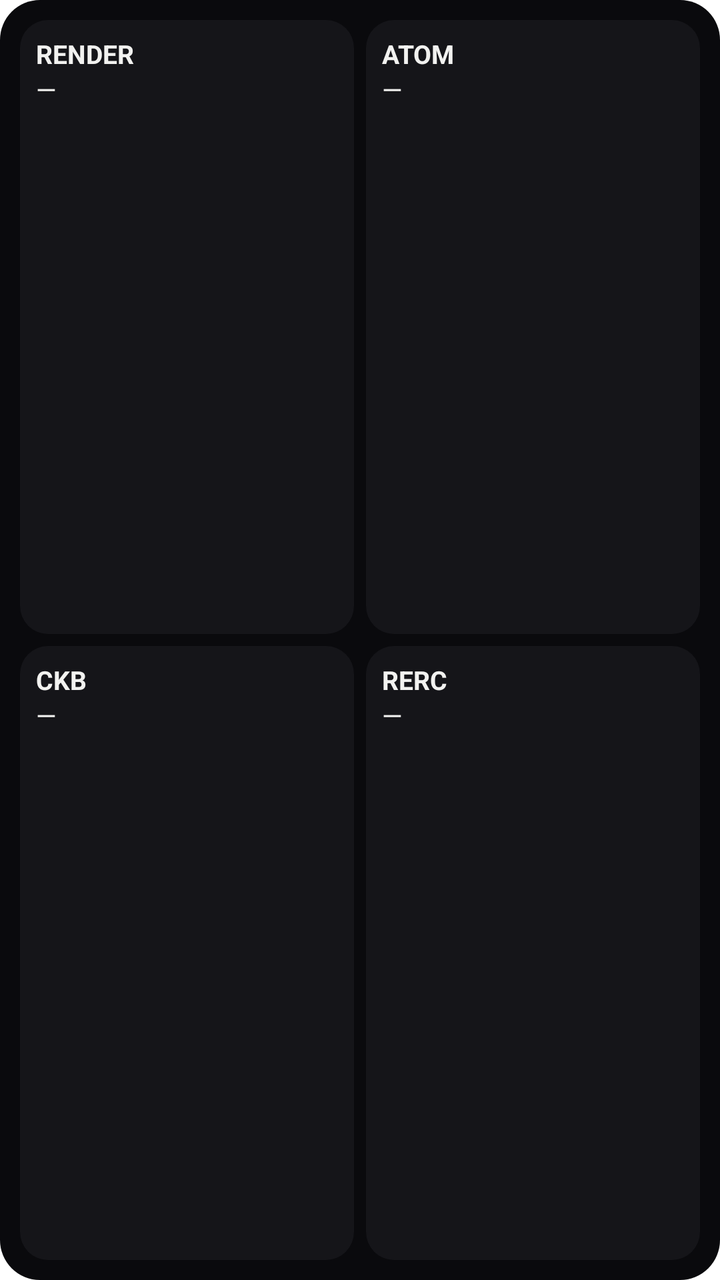
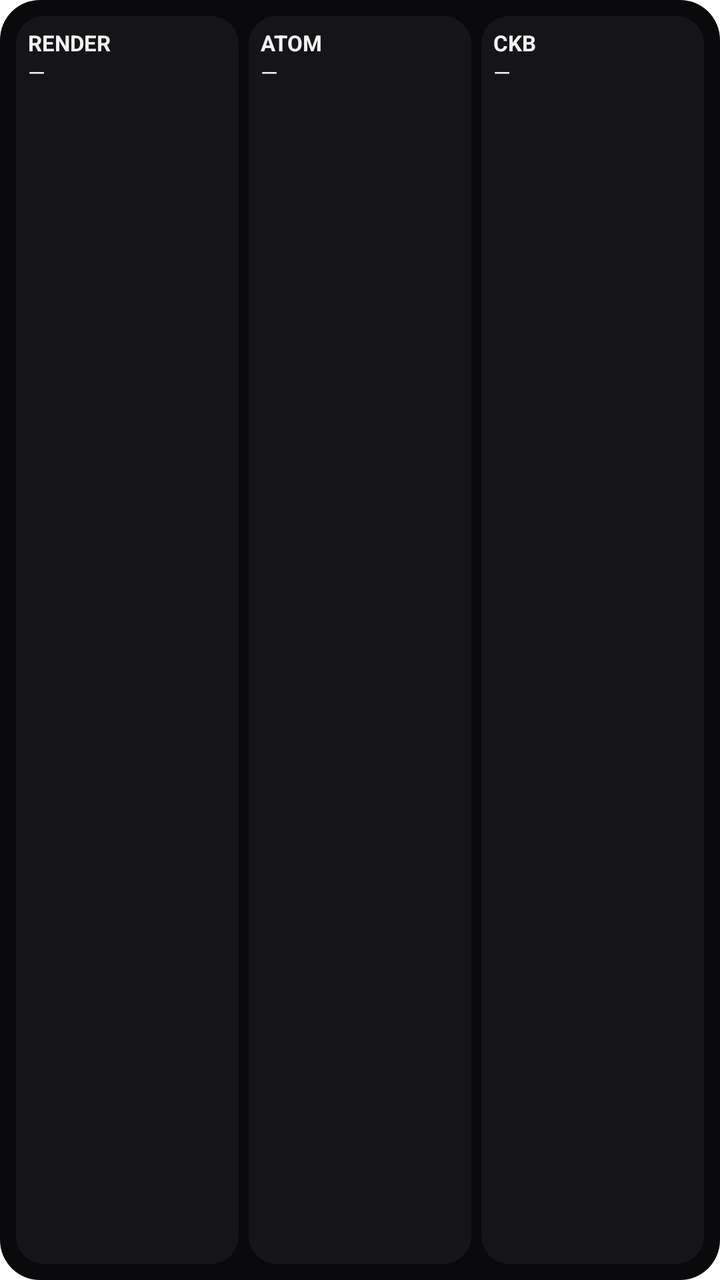

An Android layout rendered at two revisions. The XML below is the earlier revision; the diff shows what the commit changed to produce the second picture.
<!-- AndroidManifest.xml: fallback theme Theme.MaterialComponents.DayNight.NoActionBar -->
<!-- res/layout/crypto_widget.xml -->
<?xml version="1.0" encoding="utf-8"?>
<LinearLayout xmlns:android="http://schemas.android.com/apk/res/android"
    android:id="@+id/widget_root"
    android:layout_width="match_parent"
    android:layout_height="match_parent"
    android:orientation="vertical"
    android:background="@drawable/widget_bg"
    android:padding="10dp">

    <LinearLayout
        android:layout_width="match_parent"
        android:layout_height="0dp"
        android:layout_weight="1"
        android:orientation="horizontal">

        <LinearLayout
            android:layout_width="0dp"
            android:layout_height="match_parent"
            android:layout_weight="1"
            android:layout_marginEnd="6dp"
            android:orientation="vertical"
            android:background="@drawable/cell_bg"
            android:padding="8dp">
            <TextView
                android:layout_width="wrap_content"
                android:layout_height="wrap_content"
                android:text="RENDER"
                android:textColor="#F2F2F0"
                android:textStyle="bold"
                android:textSize="13sp" />
            <TextView
                android:id="@+id/price_render"
                android:layout_width="wrap_content"
                android:layout_height="wrap_content"
                android:text="—"
                android:textColor="#F2F2F0"
                android:textSize="13sp" />
            <TextView
                android:id="@+id/chg_render"
                android:layout_width="wrap_content"
                android:layout_height="wrap_content"
                android:text=""
                android:textSize="12sp" />
            <ImageView
                android:id="@+id/spark_render"
                android:layout_width="match_parent"
                android:layout_height="0dp"
                android:layout_weight="1"
                android:layout_marginTop="4dp"
                android:scaleType="fitXY" />
        </LinearLayout>

        <LinearLayout
            android:layout_width="0dp"
            android:layout_height="match_parent"
            android:layout_weight="1"
            android:orientation="vertical"
            android:background="@drawable/cell_bg"
            android:padding="8dp">
            <TextView
                android:layout_width="wrap_content"
                android:layout_height="wrap_content"
                android:text="ATOM"
                android:textColor="#F2F2F0"
                android:textStyle="bold"
                android:textSize="13sp" />
            <TextView
                android:id="@+id/price_atom"
                android:layout_width="wrap_content"
                android:layout_height="wrap_content"
                android:text="—"
                android:textColor="#F2F2F0"
                android:textSize="13sp" />
            <TextView
                android:id="@+id/chg_atom"
                android:layout_width="wrap_content"
                android:layout_height="wrap_content"
                android:text=""
                android:textSize="12sp" />
            <ImageView
                android:id="@+id/spark_atom"
                android:layout_width="match_parent"
                android:layout_height="0dp"
                android:layout_weight="1"
                android:layout_marginTop="4dp"
                android:scaleType="fitXY" />
        </LinearLayout>
    </LinearLayout>

    <LinearLayout
        android:layout_width="match_parent"
        android:layout_height="0dp"
        android:layout_weight="1"
        android:layout_marginTop="6dp"
        android:orientation="horizontal">

        <LinearLayout
            android:layout_width="0dp"
            android:layout_height="match_parent"
            android:layout_weight="1"
            android:layout_marginEnd="6dp"
            android:orientation="vertical"
            android:background="@drawable/cell_bg"
            android:padding="8dp">
            <TextView
                android:layout_width="wrap_content"
                android:layout_height="wrap_content"
                android:text="CKB"
                android:textColor="#F2F2F0"
                android:textStyle="bold"
                android:textSize="13sp" />
            <TextView
                android:id="@+id/price_ckb"
                android:layout_width="wrap_content"
                android:layout_height="wrap_content"
                android:text="—"
                android:textColor="#F2F2F0"
                android:textSize="13sp" />
            <TextView
                android:id="@+id/chg_ckb"
                android:layout_width="wrap_content"
                android:layout_height="wrap_content"
                android:text=""
                android:textSize="12sp" />
            <ImageView
                android:id="@+id/spark_ckb"
                android:layout_width="match_parent"
                android:layout_height="0dp"
                android:layout_weight="1"
                android:layout_marginTop="4dp"
                android:scaleType="fitXY" />
        </LinearLayout>

        <LinearLayout
            android:layout_width="0dp"
            android:layout_height="match_parent"
            android:layout_weight="1"
            android:orientation="vertical"
            android:background="@drawable/cell_bg"
            android:padding="8dp">
            <TextView
                android:layout_width="wrap_content"
                android:layout_height="wrap_content"
                android:text="RERC"
                android:textColor="#F2F2F0"
                android:textStyle="bold"
                android:textSize="13sp" />
            <TextView
                android:id="@+id/price_rerc"
                android:layout_width="wrap_content"
                android:layout_height="wrap_content"
                android:text="—"
                android:textColor="#F2F2F0"
                android:textSize="13sp" />
            <TextView
                android:id="@+id/chg_rerc"
                android:layout_width="wrap_content"
                android:layout_height="wrap_content"
                android:text=""
                android:textSize="12sp" />
            <ImageView
                android:id="@+id/spark_rerc"
                android:layout_width="match_parent"
                android:layout_height="0dp"
                android:layout_weight="1"
                android:layout_marginTop="4dp"
                android:scaleType="fitXY" />
        </LinearLayout>
    </LinearLayout>
</LinearLayout>
<!-- resources referenced by this layout -->
<resources>
  <!-- drawable cell_bg (drawable) -->
  <?xml version="1.0" encoding="utf-8"?>
  <shape xmlns:android="http://schemas.android.com/apk/res/android">
      <solid android:color="#151519" />
      <corners android:radius="14dp" />
  </shape>
  <!-- drawable widget_bg (drawable) -->
  <?xml version="1.0" encoding="utf-8"?>
  <shape xmlns:android="http://schemas.android.com/apk/res/android">
      <solid android:color="#0A0A0D" />
      <corners android:radius="20dp" />
  </shape>
</resources>

<!-- the commit's change to res/layout/crypto_widget.xml (unified diff, before → after) -->
@@ -3,168 +3,60 @@
     android:id="@+id/widget_root"
     android:layout_width="match_parent"
     android:layout_height="match_parent"
-    android:orientation="vertical"
+    android:orientation="horizontal"
     android:background="@drawable/widget_bg"
-    android:padding="10dp">
+    android:padding="8dp">
 
     <LinearLayout
-        android:layout_width="match_parent"
-        android:layout_height="0dp"
+        android:layout_width="0dp"
+        android:layout_height="match_parent"
         android:layout_weight="1"
-        android:orientation="horizontal">
-
-        <LinearLayout
-            android:layout_width="0dp"
-            android:layout_height="match_parent"
-            android:layout_weight="1"
-            android:layout_marginEnd="6dp"
-            android:orientation="vertical"
-            android:background="@drawable/cell_bg"
-            android:padding="8dp">
-            <TextView
-                android:layout_width="wrap_content"
-                android:layout_height="wrap_content"
-                android:text="RENDER"
-                android:textColor="#F2F2F0"
-                android:textStyle="bold"
-                android:textSize="13sp" />
-            <TextView
-                android:id="@+id/price_render"
-                android:layout_width="wrap_content"
-                android:layout_height="wrap_content"
-                android:text="—"
-                android:textColor="#F2F2F0"
-                android:textSize="13sp" />
-            <TextView
-                android:id="@+id/chg_render"
-                android:layout_width="wrap_content"
-                android:layout_height="wrap_content"
-                android:text=""
-                android:textSize="12sp" />
-            <ImageView
-                android:id="@+id/spark_render"
-                android:layout_width="match_parent"
-                android:layout_height="0dp"
-                android:layout_weight="1"
-                android:layout_marginTop="4dp"
-                android:scaleType="fitXY" />
-        </LinearLayout>
-
-        <LinearLayout
-            android:layout_width="0dp"
-            android:layout_height="match_parent"
-            android:layout_weight="1"
-            android:orientation="vertical"
-            android:background="@drawable/cell_bg"
-            android:padding="8dp">
-            <TextView
-                android:layout_width="wrap_content"
-                android:layout_height="wrap_content"
-                android:text="ATOM"
-                android:textColor="#F2F2F0"
-                android:textStyle="bold"
-                android:textSize="13sp" />
-            <TextView
-                android:id="@+id/price_atom"
-                android:layout_width="wrap_content"
-                android:layout_height="wrap_content"
-                android:text="—"
-                android:textColor="#F2F2F0"
-                android:textSize="13sp" />
-            <TextView
-                android:id="@+id/chg_atom"
-                android:layout_width="wrap_content"
-                android:layout_height="wrap_content"
-                android:text=""
-                android:textSize="12sp" />
-            <ImageView
-                android:id="@+id/spark_atom"
-                android:layout_width="match_parent"
-                android:layout_height="0dp"
-                android:layout_weight="1"
-                android:layout_marginTop="4dp"
-                android:scaleType="fitXY" />
-        </LinearLayout>
+        android:layout_marginEnd="5dp"
+        android:orientation="vertical"
+        android:background="@drawable/cell_bg"
+        android:padding="6dp">
+        <TextView android:layout_width="wrap_content" android:layout_height="wrap_content"
+            android:text="RENDER" android:textColor="#F2F2F0" android:textStyle="bold" android:textSize="11sp" />
+        <TextView android:id="@+id/price_render" android:layout_width="wrap_content" android:layout_height="wrap_content"
+            android:text="—" android:textColor="#F2F2F0" android:textSize="11sp" />
+        <TextView android:id="@+id/chg_render" android:layout_width="wrap_content" android:layout_height="wrap_content"
+            android:text="" android:textSize="10sp" />
+        <ImageView android:id="@+id/spark_render" android:layout_width="match_parent" android:layout_height="0dp"
+            android:layout_weight="1" android:layout_marginTop="2dp" android:scaleType="fitXY" />
     </LinearLayout>
 
     <LinearLayout
-        android:layout_width="match_parent"
-        android:layout_height="0dp"
+        android:layout_width="0dp"
+        android:layout_height="match_parent"
         android:layout_weight="1"
-        android:layout_marginTop="6dp"
-        android:orientation="horizontal">
+        android:layout_marginEnd="5dp"
+        android:orientation="vertical"
+        android:background="@drawable/cell_bg"
+        android:padding="6dp">
+        <TextView android:layout_width="wrap_content" android:layout_height="wrap_content"
+            android:text="ATOM" android:textColor="#F2F2F0" android:textStyle="bold" android:textSize="11sp" />
+        <TextView android:id="@+id/price_atom" android:layout_width="wrap_content" android:layout_height="wrap_content"
+            android:text="—" android:textColor="#F2F2F0" android:textSize="11sp" />
+        <TextView android:id="@+id/chg_atom" android:layout_width="wrap_content" android:layout_height="wrap_content"
+            android:text="" android:textSize="10sp" />
+        <ImageView android:id="@+id/spark_atom" android:layout_width="match_parent" android:layout_height="0dp"
+            android:layout_weight="1" android:layout_marginTop="2dp" android:scaleType="fitXY" />
+    </LinearLayout>
 
-        <LinearLayout
-            android:layout_width="0dp"
-            android:layout_height="match_parent"
-            android:layout_weight="1"
-            android:layout_marginEnd="6dp"
-            android:orientation="vertical"
-            android:background="@drawable/cell_bg"
-            android:padding="8dp">
-            <TextView
-                android:layout_width="wrap_content"
-                android:layout_height="wrap_content"
-                android:text="CKB"
-                android:textColor="#F2F2F0"
-                android:textStyle="bold"
-                android:textSize="13sp" />
-            <TextView
-                android:id="@+id/price_ckb"
-                android:layout_width="wrap_content"
-                android:layout_height="wrap_content"
-                android:text="—"
-                android:textColor="#F2F2F0"
-                android:textSize="13sp" />
-            <TextView
-                android:id="@+id/chg_ckb"
-                android:layout_width="wrap_content"
-                android:layout_height="wrap_content"
-                android:text=""
-                android:textSize="12sp" />
-            <ImageView
-                android:id="@+id/spark_ckb"
-                android:layout_width="match_parent"
-                android:layout_height="0dp"
-                android:layout_weight="1"
-                android:layout_marginTop="4dp"
-                android:scaleType="fitXY" />
-        </LinearLayout>
-
-        <LinearLayout
-            android:layout_width="0dp"
-            android:layout_height="match_parent"
-            android:layout_weight="1"
-            android:orientation="vertical"
-            android:background="@drawable/cell_bg"
-            android:padding="8dp">
-            <TextView
-                android:layout_width="wrap_content"
-                android:layout_height="wrap_content"
-                android:text="RERC"
-                android:textColor="#F2F2F0"
-                android:textStyle="bold"
-                android:textSize="13sp" />
-            <TextView
-                android:id="@+id/price_rerc"
-                android:layout_width="wrap_content"
-                android:layout_height="wrap_content"
-                android:text="—"
-                android:textColor="#F2F2F0"
-                android:textSize="13sp" />
-            <TextView
-                android:id="@+id/chg_rerc"
-                android:layout_width="wrap_content"
-                android:layout_height="wrap_content"
-                android:text=""
-                android:textSize="12sp" />
-            <ImageView
-                android:id="@+id/spark_rerc"
-                android:layout_width="match_parent"
-                android:layout_height="0dp"
-                android:layout_weight="1"
-                android:layout_marginTop="4dp"
-                android:scaleType="fitXY" />
-        </LinearLayout>
+    <LinearLayout
+        android:layout_width="0dp"
+        android:layout_height="match_parent"
+        android:layout_weight="1"
+        android:orientation="vertical"
+        android:background="@drawable/cell_bg"
+        android:padding="6dp">
+        <TextView android:layout_width="wrap_content" android:layout_height="wrap_content"
+            android:text="CKB" android:textColor="#F2F2F0" android:textStyle="bold" android:textSize="11sp" />
+        <TextView android:id="@+id/price_ckb" android:layout_width="wrap_content" android:layout_height="wrap_content"
+            android:text="—" android:textColor="#F2F2F0" android:textSize="11sp" />
+        <TextView android:id="@+id/chg_ckb" android:layout_width="wrap_content" android:layout_height="wrap_content"
+            android:text="" android:textSize="10sp" />
+        <ImageView android:id="@+id/spark_ckb" android:layout_width="match_parent" android:layout_height="0dp"
+            android:layout_weight="1" android:layout_marginTop="2dp" android:scaleType="fitXY" />
     </LinearLayout>
 </LinearLayout>
